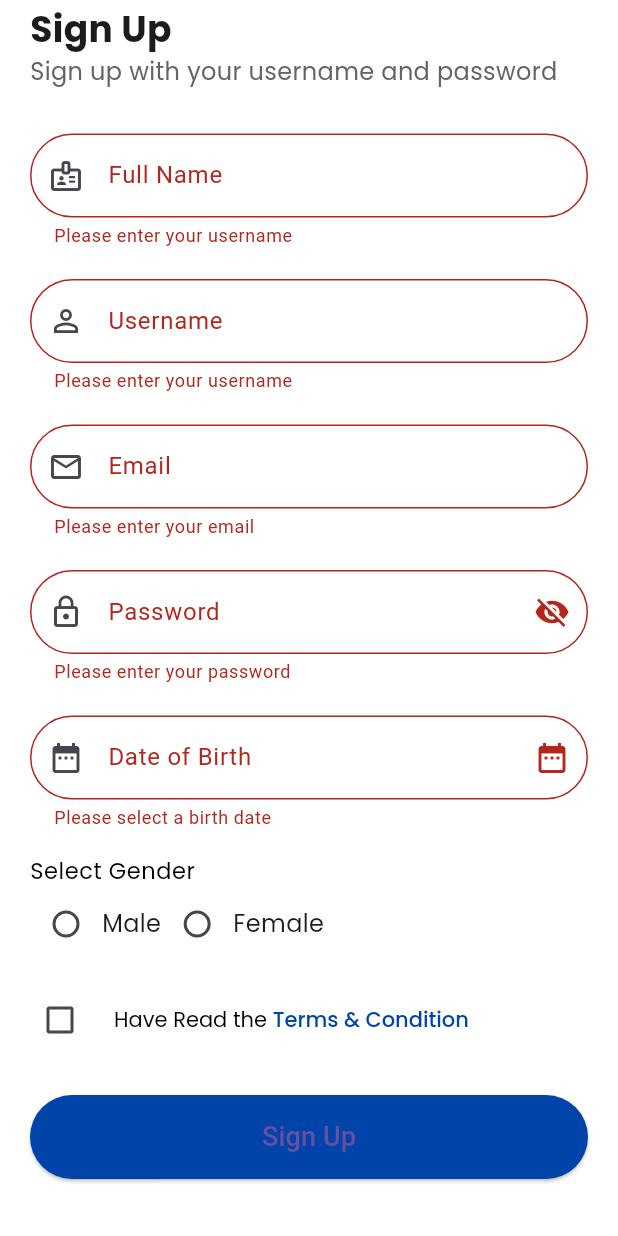
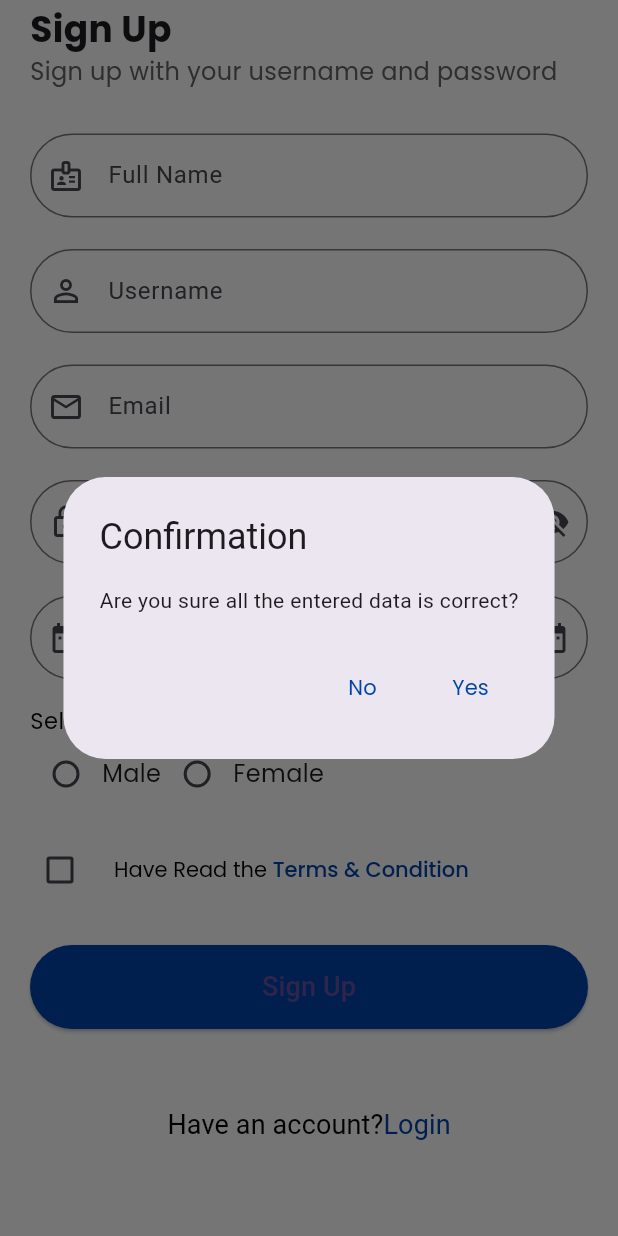
Before and after one commit to SaunOne/tubesPBP_9_Fithub, a Flutter app: the Register screen opened by its route, scrolled down 48 dp, after a tap on "Sign Up", on a phone screen of 412 x 824 dp. Run offline on Flutter 3.47's test engine with Material 3 defaults, Android fonts, the phone set to English and light mode, and no system bars; drawn by our look-alikes of flutter_form_builder; our stand-ins replace audioplayers, barcode_widget, camera, card_swiper, carousel_slider, dropdown_button2 and 15 more; missing offline and left inert: dialogs, duration_picker, flutter_neat_and_clean_calendar, mobile_scanner, slideable; accounts and stored records are empty.

Commit message:
update Register

```diff
--- a/lib/view/register.dart
+++ b/lib/view/register.dart
@@ -306,7 +306,6 @@ class _RegisterState extends State<Register> {
                           isChecked = value ?? false;
                         });
                       },
-
                       validator: (value) {
                         if (value == null) {
                           return 'Please check the terms & condition';
@@ -315,7 +314,9 @@ class _RegisterState extends State<Register> {
                       },
                     ),
                   ),
-                  SizedBox(height: 10,),
+                  SizedBox(
+                    height: 10,
+                  ),
                   SizedBox(
                     width: double.infinity,
                     child: ElevatedButton(
@@ -327,8 +328,29 @@ class _RegisterState extends State<Register> {
                             ),
                           )),
                       onPressed: () async {
+                        showDialog(
+                          context: context,
+                          builder: (context) => AlertDialog(
+                            title: Text('Confirmation'),
+                            content: Text(
+                                'Are you sure all the entered data is correct?'),
+                            actions: [
+                              TextButton(
+                                onPressed: () {
+                                  Navigator.pop(context);
+                                },
+                                child: Text(
+                                  'No',
+                                  style:
+                                      StyleText(color: ColorC().primaryColor1)
+                                          .styleH4lWithColor,
+                                ),
+                              ),
+                              TextButton(
+                                onPressed: () {
                                   print('masuk sebelum validate');
-                        if (formKey.currentState!.validate() && isChecked) {
+                                  if (formKey.currentState!.validate() &&
+                                      isChecked) {
                                     handleRegister(
                                         fullnameController.text,
                                         nameController.text,
@@ -337,6 +359,18 @@ class _RegisterState extends State<Register> {
                                         tanggal_lahirController.text,
                                         genderController.text);
                                   }
+                                  Navigator.pop(context);
+                                },
+                                child: Text(
+                                  'Yes',
+                                  style:
+                                      StyleText(color: ColorC().primaryColor1)
+                                          .styleH4lWithColor,
+                                ),
+                              ),
+                            ],
+                          ),
+                        );
                       },
                       child: Container(
                         padding: const EdgeInsets.symmetric(
@@ -353,7 +387,7 @@ class _RegisterState extends State<Register> {
                   const SizedBox(height: 40),
                   TextButton(
                     onPressed: () {
-                      Navigator.push (
+                      Navigator.push(
                         context,
                         MaterialPageRoute(
                           builder: (context) => Login(),
```
Lines whose indentation alone changed are shown as unchanged.
